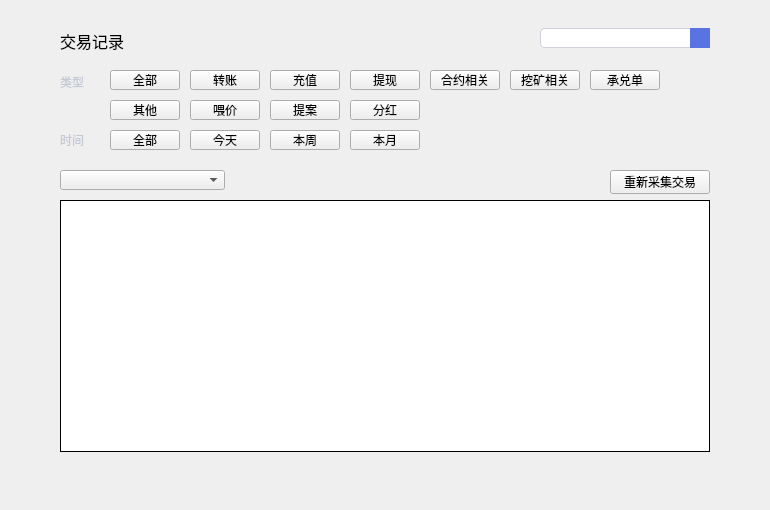
The window that XWCWallet/alltransactionwidget.ui (Whitecoin-Owner/Whitecoin-qt) describes before a commit, drawn with Qt 5.
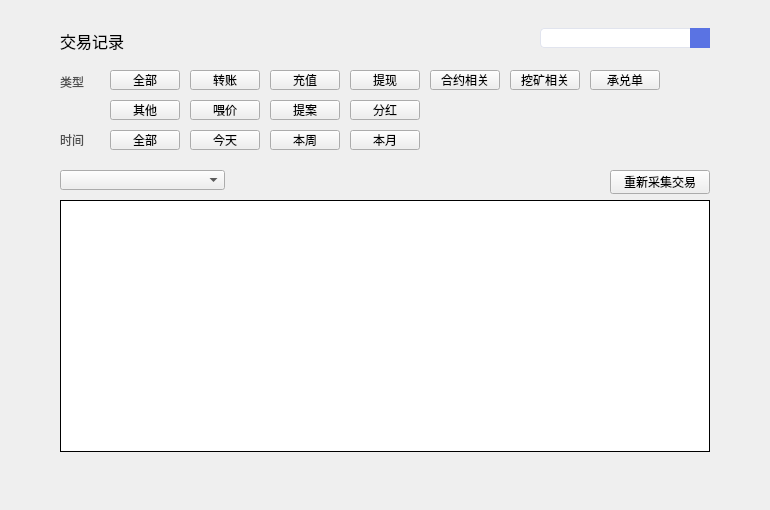
The same window after the commit. Icons and pictures are not drawn.

Patch:
```diff
--- a/XWCWallet/alltransactionwidget.ui
+++ b/XWCWallet/alltransactionwidget.ui
@@ -46,8 +46,8 @@
     </rect>
    </property>
    <property name="styleSheet">
-    <string notr="true">color: rgb(198, 202, 212);
-font: 11px &quot;微软雅黑&quot;;</string>
+    <string notr="true">QLabel{color: rgb(80,80,80);
+font: 11px &quot;微软雅黑&quot;;}</string>
    </property>
    <property name="text">
     <string>类型</string>
@@ -63,8 +63,8 @@
     </rect>
    </property>
    <property name="styleSheet">
-    <string notr="true">color: rgb(198, 202, 212);
-font: 11px &quot;微软雅黑&quot;;</string>
+    <string notr="true">QLabel{color: rgb(80,80,80);
+font: 11px &quot;微软雅黑&quot;;}</string>
    </property>
    <property name="text">
     <string>时间</string>
@@ -529,8 +529,8 @@
     </rect>
    </property>
    <property name="styleSheet">
-    <string notr="true">border:1px solid rgb(212,208,217);border-top-left-radius:4px;border-bottom-left-radius:4px;
-color: rgb(83,107,215);padding: 0px 5px 0px 5px;
+    <string notr="true">border:1px solid #e1e4ee;border-top-left-radius:4px;border-bottom-left-radius:4px;
+color: #39446B;padding: 0px 5px 0px 5px;
 font: 11px &quot;微软雅黑&quot;;
 </string>
    </property>
```
